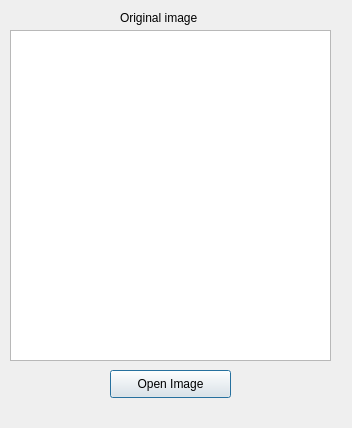
Above: new.ui from gsamueil/QT5_Sample_VisionApp before the change. Below: the same form after it.
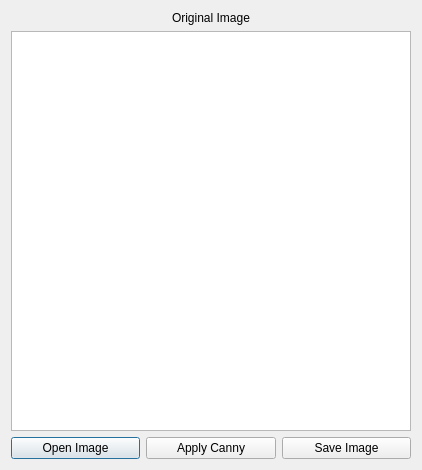
That is the form after the change.

```diff
--- a/new.ui
+++ b/new.ui
@@ -2,73 +2,63 @@
 <ui version="4.0">
  <class>Dialog</class>
  <widget class="QDialog" name="Dialog">
-  <property name="geometry">
-   <rect>
-    <x>0</x>
-    <y>0</y>
-    <width>352</width>
-    <height>428</height>
-   </rect>
-  </property>
   <property name="windowTitle">
    <string>Dialog</string>
   </property>
-  <property name="styleSheet">
-   <string notr="true">
-</string>
-  </property>
-  <widget class="QPushButton" name="button_open">
-   <property name="geometry">
-    <rect>
-     <x>110</x>
-     <y>370</y>
-     <width>121</width>
-     <height>28</height>
-    </rect>
-   </property>
-   <property name="styleSheet">
-    <string notr="true"/>
-   </property>
-   <property name="text">
-    <string>Open Image</string>
-   </property>
-  </widget>
-  <widget class="QLabel" name="origin">
-   <property name="geometry">
-    <rect>
-     <x>120</x>
-     <y>10</y>
-     <width>101</width>
-     <height>16</height>
-    </rect>
-   </property>
-   <property name="text">
-    <string>Original image</string>
-   </property>
-  </widget>
-  <widget class="Line" name="line_3">
-   <property name="geometry">
-    <rect>
-     <x>760</x>
-     <y>0</y>
-     <width>31</width>
-     <height>831</height>
-    </rect>
-   </property>
-   <property name="orientation">
-    <enum>Qt::Vertical</enum>
-   </property>
-  </widget>
-  <widget class="QUndoView" name="originview">
-   <property name="geometry">
-    <rect>
-     <x>10</x>
-     <y>30</y>
-     <width>321</width>
-     <height>331</height>
-    </rect>
-   </property>
-  </widget>
+  <layout class="QVBoxLayout" name="verticalLayout">
+
+   <!-- Title -->
+   <item>
+    <widget class="QLabel" name="titleLabel">
+     <property name="text">
+      <string>Original Image</string>
+     </property>
+     <property name="alignment">
+      <set>Qt::AlignCenter</set>
+     </property>
+    </widget>
+   </item>
+
+   <!-- Image Display -->
+   <item>
+    <widget class="QGraphicsView" name="originview">
+     <property name="minimumSize">
+      <size>
+       <width>400</width>
+       <height>400</height>
+      </size>
+     </property>
+    </widget>
+   </item>
+
+   <!-- Buttons Row -->
+   <item>
+    <layout class="QHBoxLayout" name="buttonLayout">
+     <item>
+      <widget class="QPushButton" name="button_open">
+       <property name="text">
+        <string>Open Image</string>
+       </property>
+      </widget>
+     </item>
+     <item>
+      <widget class="QPushButton" name="button_canny">
+       <property name="text">
+        <string>Apply Canny</string>
+       </property>
+      </widget>
+     </item>
+     <item>
+      <widget class="QPushButton" name="button_save">
+       <property name="text">
+        <string>Save Image</string>
+       </property>
+      </widget>
+     </item>
+    </layout>
+   </item>
+
+  </layout>
  </widget>
  <resources/>
  <connections/>
```
Left out of the diff: 2 changed lines with no effect on the pictures.
